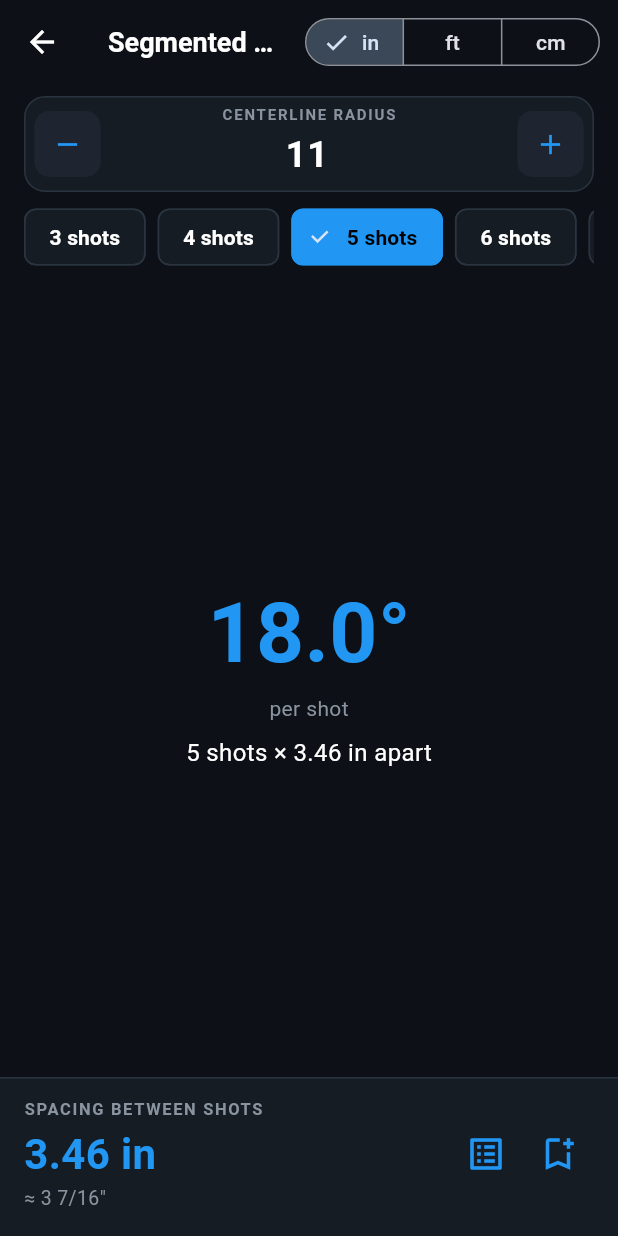
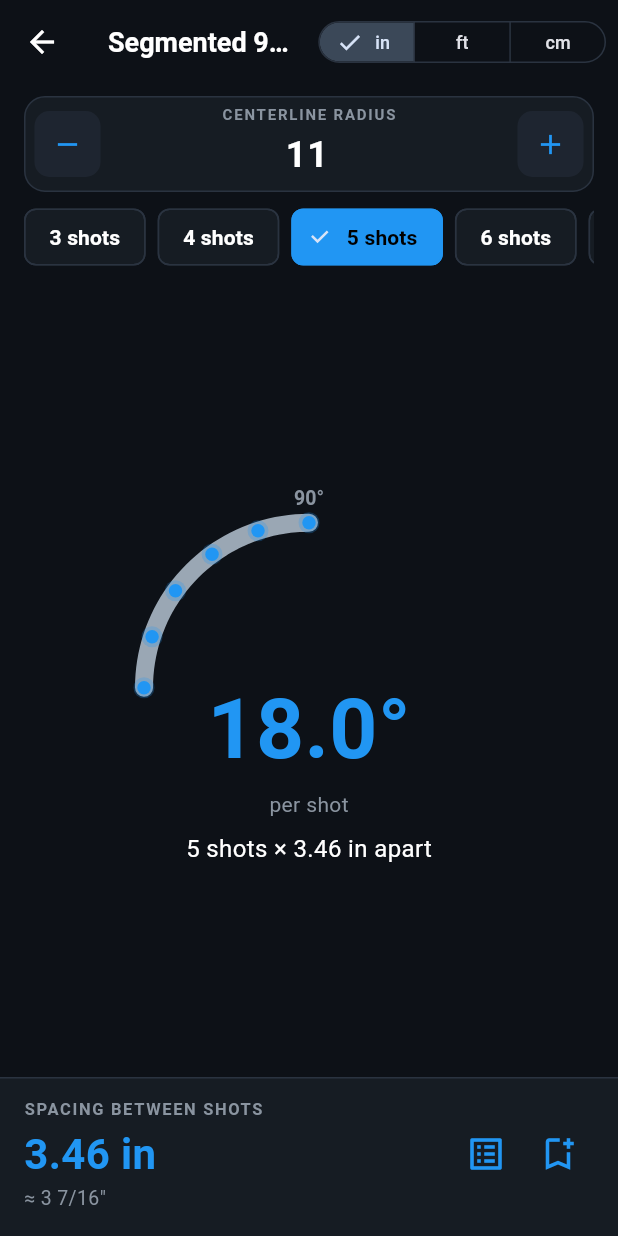
Before and after one commit to itsmemubeenkhan/bendpro, a Flutter app: the SegmentedScreen screen opened directly, after a tap on the "remove" icon, on a phone screen of 412 x 824 dp. Run offline on Flutter 3.47's test engine with Material 3 defaults, Android fonts, the phone set to English and light mode, and no system bars; our stand-ins replace shared_preferences; accounts and stored records are empty.

Commit message:
Polish: compact titles, short subtitles, error widget, segment arc, dim guards

```diff
--- a/lib/pro_diagram.dart
+++ b/lib/pro_diagram.dart
@@ -131,11 +131,13 @@
 
   /// Dimension line with arrows.
   static void dim(Canvas canvas, Offset a, Offset b, String text) {
+    final delta = b - a;
+    if (delta.distance < 1) return; // avoid divide-by-zero on zero-length dims
     final p = Paint()
       ..color = const Color(0xFF5F6B76)
       ..strokeWidth = 1.2;
     canvas.drawLine(a, b, p);
-    final dir = (b - a) / (b - a).distance;
+    final dir = delta / delta.distance;
     final perp = Offset(-dir.dy, dir.dx);
     for (final tip in [a, b]) {
       final d = tip == a ? dir : -dir;
--- a/lib/pro_widgets.dart
+++ b/lib/pro_widgets.dart
@@ -72,20 +72,27 @@
     return ValueListenableBuilder<MeasureMode>(
       valueListenable: AppUnits.mode,
       builder: (context, mode, _) => Padding(
-        padding: const EdgeInsets.only(right: 12),
+        padding: const EdgeInsets.only(right: 8),
         child: Center(
           child: SegmentedButton<MeasureMode>(
             segments: const [
-              ButtonSegment(value: MeasureMode.inches, label: Text('in')),
-              ButtonSegment(value: MeasureMode.feetInches, label: Text('ft')),
               ButtonSegment(
-                  value: MeasureMode.centimeters, label: Text('cm')),
+                  value: MeasureMode.inches,
+                  label: Text('in', style: TextStyle(fontSize: 12))),
+              ButtonSegment(
+                  value: MeasureMode.feetInches,
+                  label: Text('ft', style: TextStyle(fontSize: 12))),
+              ButtonSegment(
+                  value: MeasureMode.centimeters,
+                  label: Text('cm', style: TextStyle(fontSize: 12))),
             ],
             selected: {mode},
             onSelectionChanged: (s) => AppUnits.mode.value = s.first,
             style: SegmentedButton.styleFrom(
-              visualDensity: VisualDensity.compact,
+              visualDensity:
+                  const VisualDensity(horizontal: -3, vertical: -3),
               tapTargetSize: MaterialTapTargetSize.shrinkWrap,
+              side: const BorderSide(color: ProTheme.border),
             ),
           ),
         ),
--- a/lib/screens/backtoback_screen.dart
+++ b/lib/screens/backtoback_screen.dart
@@ -47,7 +47,7 @@
         final ready = mark1 != null && mark1 > 0 && between != null;
 
         return ProCalcScaffold(
-          title: 'Back-to-Back 90s',
+          title: 'Back-to-Back',
           inputBar: Row(
             children: [
               Expanded(
--- a/lib/screens/four_point_saddle_screen.dart
+++ b/lib/screens/four_point_saddle_screen.dart
@@ -37,7 +37,7 @@
         final m4 = ready ? 2 * each! + w! : null;
 
         return ProCalcScaffold(
-          title: 'Four-Point Saddle',
+          title: '4-Point Saddle',
           inputBar: Column(
             mainAxisSize: MainAxisSize.min,
             children: [
--- a/lib/screens/kick_screen.dart
+++ b/lib/screens/kick_screen.dart
@@ -33,7 +33,7 @@
         final dist = d == null ? null : d * m;
 
         return ProCalcScaffold(
-          title: 'Kick (90°)',
+          title: 'Kick',
           inputBar: Column(
             mainAxisSize: MainAxisSize.min,
             children: [
--- a/lib/screens/rolling_offset_screen.dart
+++ b/lib/screens/rolling_offset_screen.dart
@@ -142,7 +142,7 @@
     ProPipe.mark(canvas, Offset(m1x, y0), '1');
     ProPipe.mark(canvas, Offset(m2x, y1), '2');
     ProPipe.dim(canvas, Offset(m1x, 28), Offset(m2x, 28), distLabel);
-    ProPipe.dim(canvas, Offset(w - 30, y1), Offset(w - 30, y0), riseLabel);
+    ProPipe.dim(canvas, Offset(w - 44, y1), Offset(w - 44, y0), riseLabel);
     ProPipe.label(canvas, 'drag pipe ↕', Offset(w / 2, size.height - 16),
         size: 11, color: ProTheme.textDim);
   }
--- a/lib/screens/segmented_screen.dart
+++ b/lib/screens/segmented_screen.dart
@@ -1,3 +1,4 @@
+import 'dart:math';
 import 'package:flutter/material.dart';
 import '../pro_widgets.dart';
 import '../store.dart';
@@ -79,6 +80,12 @@
                   child: Column(
                     mainAxisAlignment: MainAxisAlignment.center,
                     children: [
+                      // Segmented bend arc visualization.
+                      CustomPaint(
+                        size: const Size(200, 120),
+                        painter: _SegmentArcPainter(shots: _shots),
+                      ),
+                      const SizedBox(height: 8),
                       Text(
                         '${perShot.toStringAsFixed(1)}°',
                         style: const TextStyle(
@@ -127,3 +134,69 @@
     );
   }
 }
+
+/// Segmented 90° arc: shows the bend divided into shot segments
+/// with a mark dot at each shot point.
+class _SegmentArcPainter extends CustomPainter {
+  final int shots;
+  _SegmentArcPainter({required this.shots});
+
+  @override
+  void paint(Canvas canvas, Size size) {
+    final cx = size.width / 2;
+    final cy = size.height + 20;
+    const r = 110.0;
+    // Arc path for the conduit.
+    final path = Path();
+    for (var i = 0; i <= 40; i++) {
+      final a = pi - (i / 40) * pi / 2;
+      final p = Offset(cx + r * cos(a), cy - r * sin(a));
+      if (i == 0) {
+        path.moveTo(p.dx, p.dy);
+      } else {
+        path.lineTo(p.dx, p.dy);
+      }
+    }
+    // Metallic pipe.
+    canvas.drawPath(
+      path,
+      Paint()
+        ..style = PaintingStyle.stroke
+        ..strokeWidth = 14.5
+        ..strokeCap = StrokeCap.round
+        ..color = const Color(0xFF0D1117),
+    );
+    canvas.drawPath(
+      path,
+      Paint()
+        ..style = PaintingStyle.stroke
+        ..strokeWidth = 12
+        ..strokeCap = StrokeCap.round
+        ..color = const Color(0xFF9AA7B4),
+    );
+    // Shot marks.
+    for (var i = 0; i <= shots; i++) {
+      final a = pi - (i / shots) * pi / 2;
+      final p = Offset(cx + r * cos(a), cy - r * sin(a));
+      canvas.drawCircle(
+          p, 7, Paint()..color = ProTheme.accent.withOpacity(0.25));
+      canvas.drawCircle(p, 4.5, Paint()..color = ProTheme.accent);
+    }
+    // 90° label.
+    final tp = TextPainter(
+      text: const TextSpan(
+        text: '90°',
+        style: TextStyle(
+            color: ProTheme.textDim,
+            fontSize: 13,
+            fontWeight: FontWeight.bold),
+      ),
+      textDirection: TextDirection.ltr,
+    )..layout();
+    tp.paint(canvas, Offset(cx - tp.width / 2, cy - r - 24));
+  }
+
+  @override
+  bool shouldRepaint(covariant _SegmentArcPainter old) =>
+      old.shots != shots;
+}
--- a/lib/screens/stub_up_screen.dart
+++ b/lib/screens/stub_up_screen.dart
@@ -53,7 +53,7 @@
         final valid = mark != null && mark > 0;
 
         return ProCalcScaffold(
-          title: '90° Stub-Up',
+          title: 'Stub-Up',
           inputBar: Column(
             mainAxisSize: MainAxisSize.min,
             children: [
--- a/lib/screens/three_point_saddle_screen.dart
+++ b/lib/screens/three_point_saddle_screen.dart
@@ -32,7 +32,7 @@
         final half = outer == null ? null : outer / 2;
 
         return ProCalcScaffold(
-          title: 'Three-Point Saddle',
+          title: '3-Point Saddle',
           inputBar: ProLengthInput(
             label: 'Obstruction depth',
             controller: _depthCtrl,
--- a/lib/screens/ubend_screen.dart
+++ b/lib/screens/ubend_screen.dart
@@ -48,7 +48,7 @@
         final ready = markA != null && markA > 0 && s != null;
 
         return ProCalcScaffold(
-          title: 'Double 90° (U-Bend)',
+          title: 'Double 90°',
           inputBar: Column(
             mainAxisSize: MainAxisSize.min,
             children: [
```
Also changed, not shown: lib/main.dart (+17 -1 lines), lib/screens/home_screen.dart (+11 -11 lines).
